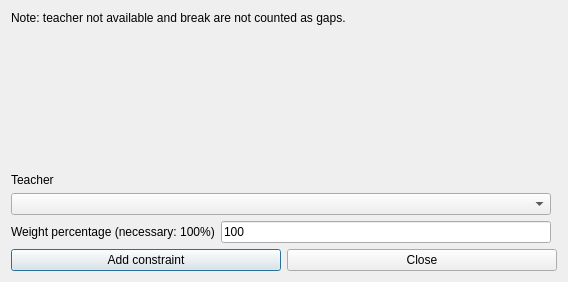
This is fet/src/interface/addconstraintteachermaxzerogapsperafternoonform_template.ui in vonmecheln/fet as Qt 5 draws it before an edit. The edited form follows.
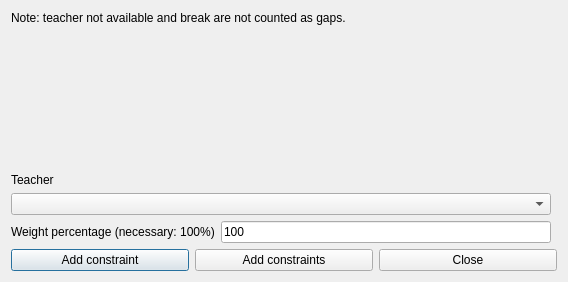
This is the edited form.

Diff of the .ui file:
```diff
--- a/fet/src/interface/addconstraintteachermaxzerogapsperafternoonform_template.ui
+++ b/fet/src/interface/addconstraintteachermaxzerogapsperafternoonform_template.ui
@@ -23,6 +23,13 @@
        </property>
       </widget>
      </item>
+     <item>
+      <widget class="QPushButton" name="addConstraintsPushButton">
+       <property name="text">
+        <string>Add constraints</string>
+       </property>
+      </widget>
+     </item>
      <item>
       <widget class="QPushButton" name="closePushButton">
        <property name="text">
```
